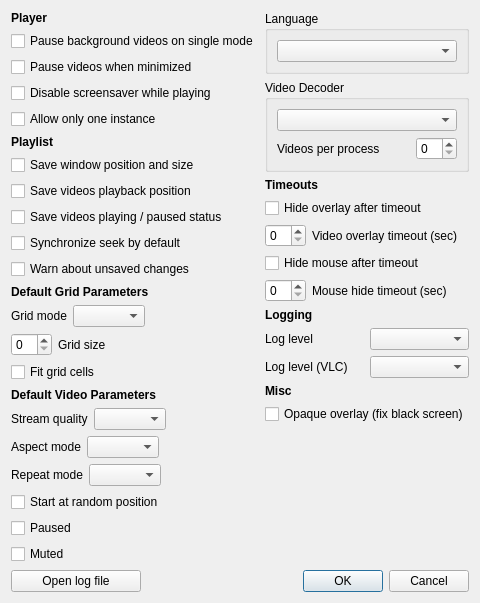
First picture: the form in resources/ui/settings_dialog.ui, repository vzhd1701/gridplayer, before the edit.
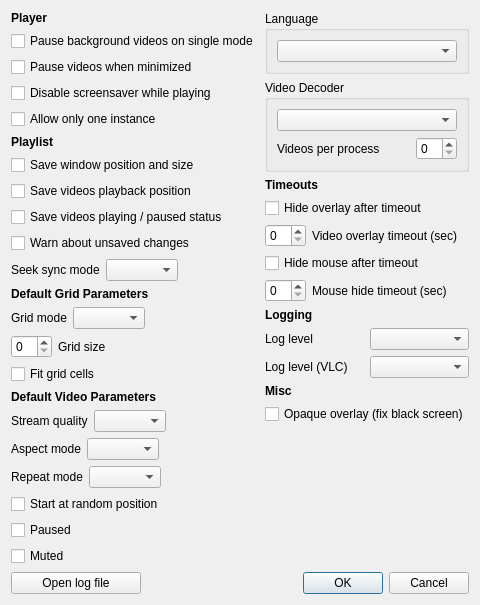
Second picture: the form after the edit.

Commit message: feat: add timecode seek sync mode

Diff of the .ui file:
```diff
--- a/resources/ui/settings_dialog.ui
+++ b/resources/ui/settings_dialog.ui
@@ -102,13 +102,6 @@
            </property>
           </widget>
          </item>
-         <item>
-          <widget class="QCheckBox" name="playlistSeekSync">
-           <property name="text">
-            <string>Synchronize seek by default</string>
-           </property>
-          </widget>
-         </item>
          <item>
           <widget class="QCheckBox" name="playlistTrackChanges">
            <property name="text">
@@ -116,6 +109,33 @@
            </property>
           </widget>
          </item>
+         <item>
+          <layout class="QHBoxLayout" name="lay_seek_sync">
+           <item>
+            <widget class="QLabel" name="playlistSeekSyncModeLabel">
+             <property name="text">
+              <string>Seek sync mode</string>
+             </property>
+            </widget>
+           </item>
+           <item>
+            <widget class="QComboBox" name="playlistSeekSyncMode"/>
+           </item>
+           <item>
+            <spacer name="horizontalSpacer_6">
+             <property name="orientation">
+              <enum>Qt::Horizontal</enum>
+             </property>
+             <property name="sizeHint" stdset="0">
+              <size>
+               <width>40</width>
+               <height>20</height>
+              </size>
+             </property>
+            </spacer>
+           </item>
+          </layout>
+         </item>
         </layout>
        </item>
        <item>
```
The commit also changes 16 other files.
